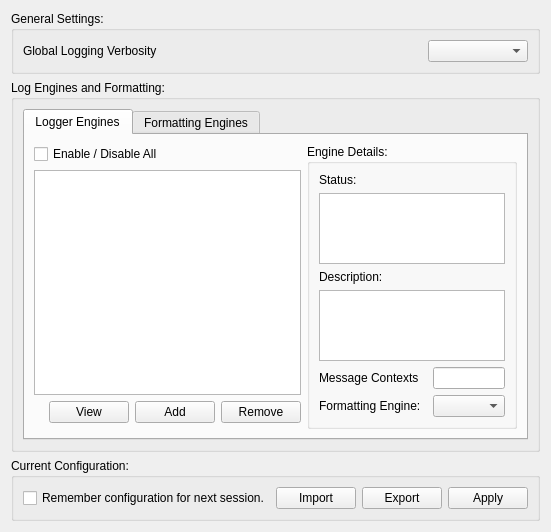
This is src/CoreGui/source/LoggerConfigWidget.ui in JPNaude/Qtilities as Qt 5 draws it before an edit. The edited form follows.
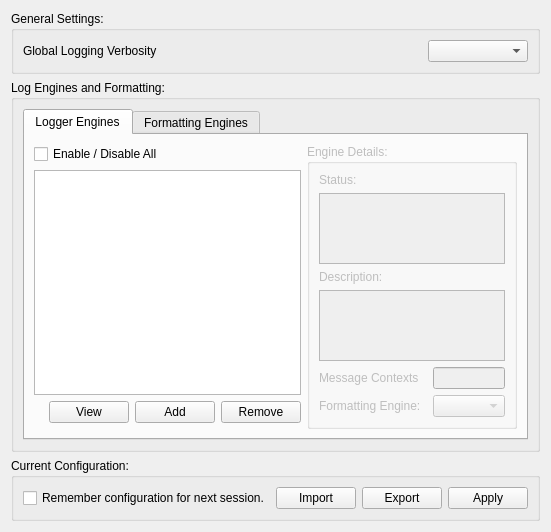
This is the edited form.

Commit message: - LoggerConfigWidget now opens logs when you double click on them. - LoggerConfigWidget now displays the correct information for the selected engine when opened the first time.

What changed in the file:
```diff
--- a/src/CoreGui/source/LoggerConfigWidget.ui
+++ b/src/CoreGui/source/LoggerConfigWidget.ui
@@ -92,7 +92,10 @@
            </widget>
           </item>
           <item row="0" column="4" rowspan="4" colspan="4">
-           <widget class="QGroupBox" name="groupBox_2">
+           <widget class="QGroupBox" name="groupBoxEngineDetails">
+            <property name="enabled">
+             <bool>false</bool>
+            </property>
             <property name="title">
              <string>Engine Details:</string>
             </property>
```
The commit also changes 2 other files.
